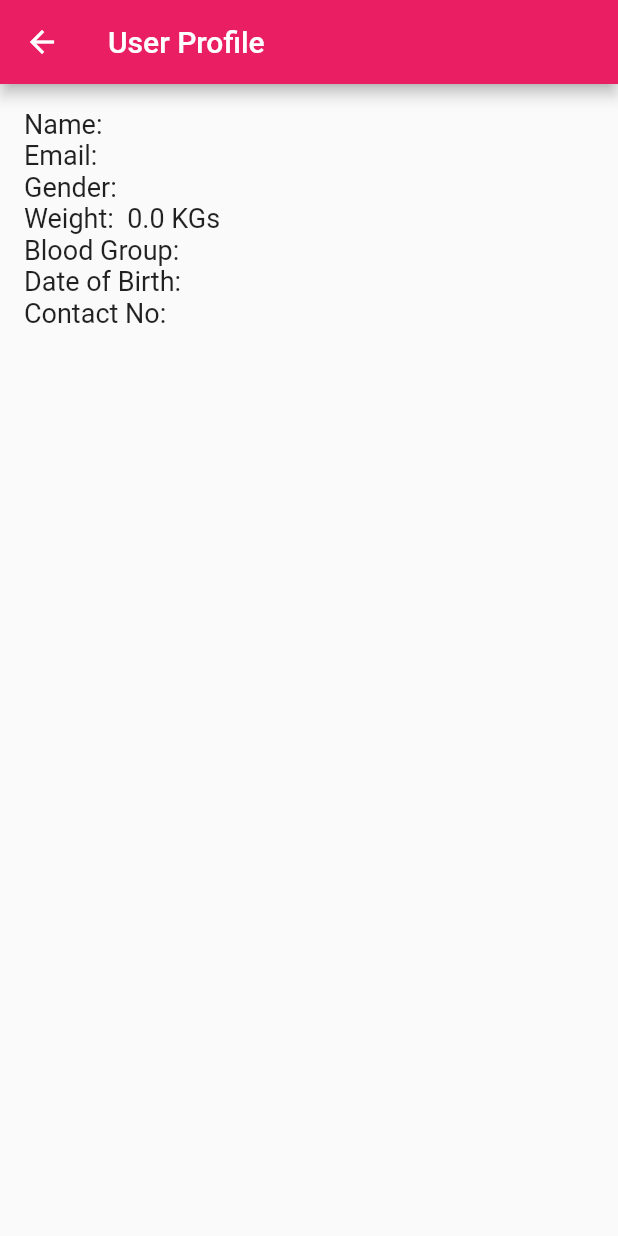
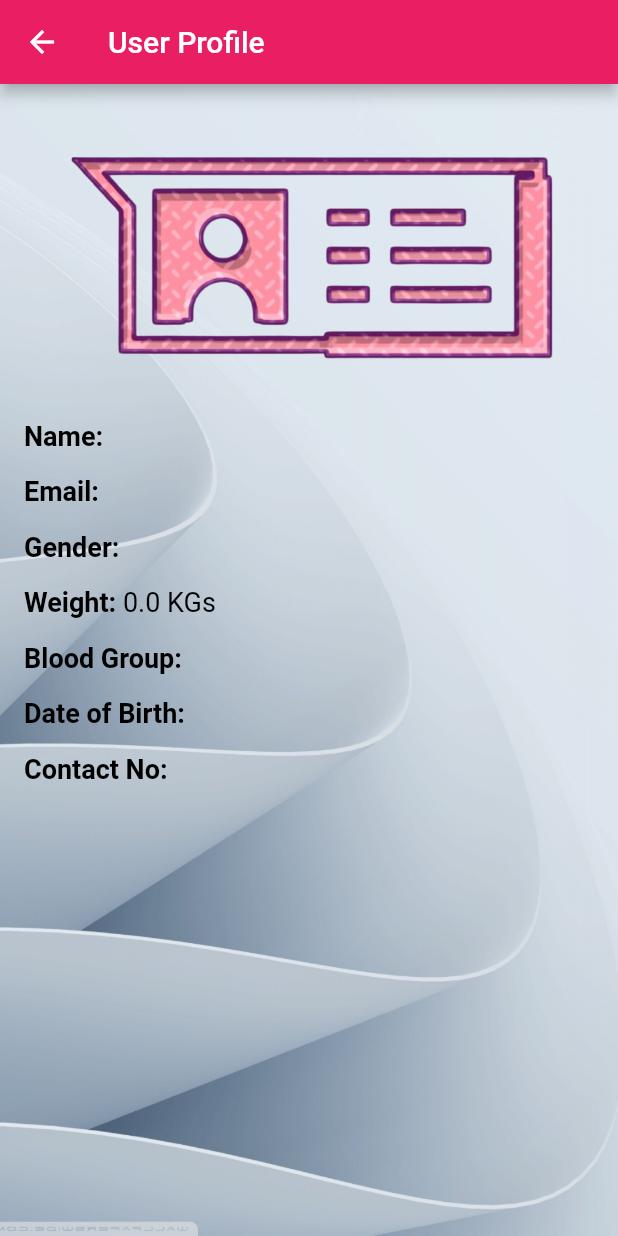
Before and after one commit to zunaid13/red_crossroads, a Flutter app: the mainMenu screen opened directly, after a tap on "View Profile", on a phone screen of 412 x 824 dp. Run offline on Flutter 3.47's test engine with Material 2 defaults, Android fonts, the light colour scheme and no system bars; our stand-ins replace animated_splash_screen, flutter_svg, fluttertoast, google_maps_flutter, page_transition, pinput; network calls fail.

Commit message:
updated minus link opening and filtering ui

```diff
--- a/lib/mainMenu.dart
+++ b/lib/mainMenu.dart
@@ -98,8 +98,33 @@ class mainMenu extends StatelessWidget {
                     child: Row(
                       mainAxisAlignment: MainAxisAlignment.spaceBetween,
                       children: [
+                        Icon(Icons.map, size: 40),
+                        Text('Search Nearby', style: TextStyle(fontSize: 16)),
+                        Icon(Icons.arrow_forward,
+                            size: 40), // Add an arrow icon
+                      ],
+                    ),
+                    style: ElevatedButton.styleFrom(
+                      shape: RoundedRectangleBorder(
+                        borderRadius: BorderRadius.circular(20),
+                      ),
+                    ),
+                  ),
+                ),
+                SizedBox(height: 15),
+                SizedBox(
+                  height: 45,
+                  width: double.infinity,
+                  child: ElevatedButton(
+                    onPressed: () {
+                      Navigator.push(context,
+                          MaterialPageRoute(builder: (context) => mapPage()));
+                    },
+                    child: Row(
+                      mainAxisAlignment: MainAxisAlignment.spaceBetween,
+                      children: [
                         Icon(Icons.search, size: 40),
-                        Text('Search', style: TextStyle(fontSize: 16)),
+                        Text('Search Filters', style: TextStyle(fontSize: 16)),
                         Icon(Icons.arrow_forward,
                             size: 40), // Add an arrow icon
                       ],
--- a/lib/splashScreen.dart
+++ b/lib/splashScreen.dart
@@ -1,6 +1,9 @@
 import 'package:animated_splash_screen/animated_splash_screen.dart';
 import 'package:flutter/material.dart';
 import 'package:my_project/loginPage.dart';
+import 'package:my_project/mainMenu.dart';
+import 'package:my_project/updateProfilePage.dart';
+import 'package:my_project/viewProfile.dart';
 import 'package:page_transition/page_transition.dart';
 
 class splashScreen extends StatelessWidget {
@@ -11,7 +14,8 @@ class splashScreen extends StatelessWidget {
           child: Column(children: [
         Image.asset('assets/Logo.png'),
       ])),
-      nextScreen: loginPage(),
+      // nextScreen: loginPage(),
+      nextScreen: UpdateProfilePage(),
       splashIconSize: 295,
       duration: 3500,
       splashTransition: SplashTransition.fadeTransition,
--- a/lib/viewProfile.dart
+++ b/lib/viewProfile.dart
@@ -1,5 +1,4 @@
 import 'package:flutter/material.dart';
-import 'package:flutter/rendering.dart';
 import 'package:my_project/model/user_model.dart';
 
 class profilePage extends StatefulWidget {
@@ -15,33 +14,62 @@ class _profilePageState extends State<profilePage> {
   String bloodGroup = currentUser.bloodGroup + " " + currentUser.rh_factor;
   String dob = currentUser.dob;
   String contactNo = currentUser.contact_no;
+
   @override
   Widget build(BuildContext context) {
-    return Container(
+    return Scaffold(
+      appBar: AppBar(
+        title: const Text('User Profile'),
+      ),
+      body: Stack(
+        children: [
+          Container(
             decoration: BoxDecoration(
               image: DecorationImage(
                 image: AssetImage('assets/loginBGW2.png'),
                 fit: BoxFit.cover,
               ),
             ),
-      child: Scaffold(
-        appBar: AppBar(
-          title: const Text('User Profile'),
           ),
-        body: Padding(
-          padding: EdgeInsets.all(16.0),
+          Padding(
+            padding: const EdgeInsets.all(16.0),
             child: Column(
               crossAxisAlignment: CrossAxisAlignment.start,
+              // mainAxisAlignment: MainAxisAlignment.center,
               children: <Widget>[
-              Text('Name: $fullName', style: TextStyle(fontSize: 18)),
-              Text('Email: $email', style: TextStyle(fontSize: 18)),
-              Text('Gender: $gender', style: TextStyle(fontSize: 18)),
-              Text('Weight:  $weight KGs', style: TextStyle(fontSize: 18)),
-              Text('Blood Group: $bloodGroup', style: TextStyle(fontSize: 18)),
-              Text('Date of Birth: $dob', style: TextStyle(fontSize: 18)),
-              Text('Contact No: $contactNo', style: TextStyle(fontSize: 18)),
+                Image.asset(
+                  'assets/profile.png',
+                  height: 200,
+                  width: 400,
+                ),
+                _buildProfileInfo('Name', fullName),
+                _buildProfileInfo('Email', email),
+                _buildProfileInfo('Gender', gender),
+                _buildProfileInfo('Weight', '$weight KGs'),
+                _buildProfileInfo('Blood Group', bloodGroup),
+                _buildProfileInfo('Date of Birth', dob),
+                _buildProfileInfo('Contact No', contactNo),
               ],
             ),
+          ),
+        ],
+      ),
+    );
+  }
+
+  Widget _buildProfileInfo(String title, String value) {
+    return Padding(
+      padding: const EdgeInsets.symmetric(vertical: 8.0),
+      child: RichText(
+        text: TextSpan(
+          style: TextStyle(fontSize: 18, color: Colors.black),
+          children: [
+            TextSpan(
+              text: '$title: ',
+              style: TextStyle(fontWeight: FontWeight.bold),
+            ),
+            TextSpan(text: value),
+          ],
         ),
       ),
     );
```
Also changed, not shown: lib/components/rider_info.dart (added, +45 -0 lines), lib/updateProfilePage.dart (added, +118 -0 lines), assets/profile.png (added). Lines whose indentation alone changed are shown as unchanged.
